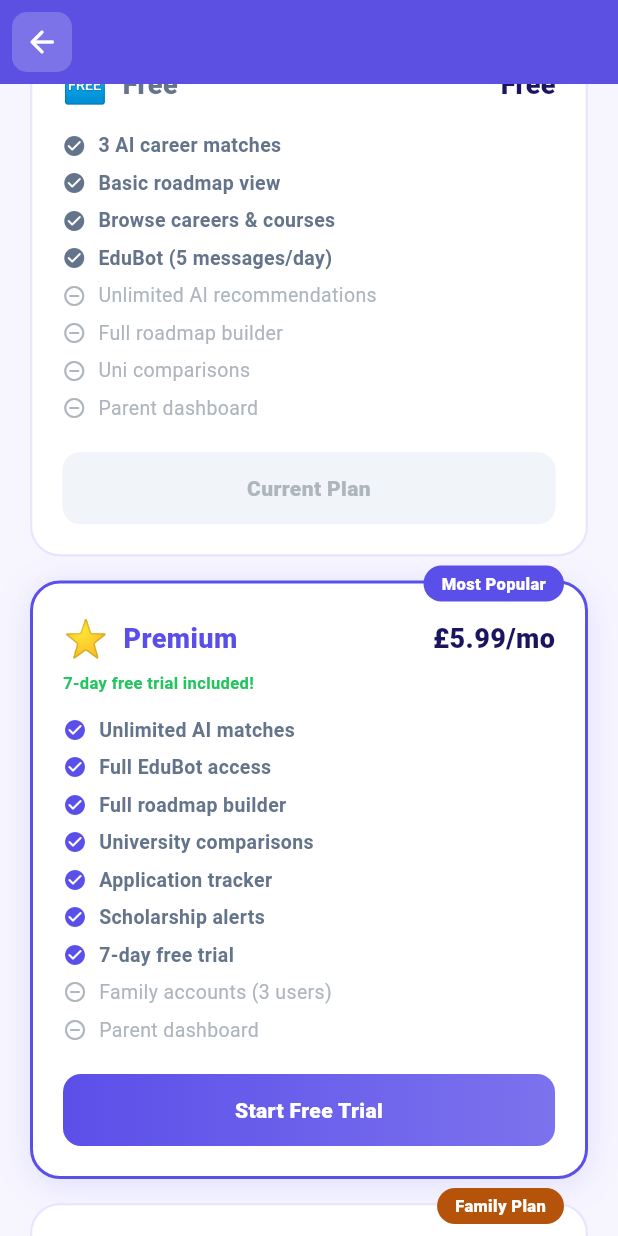
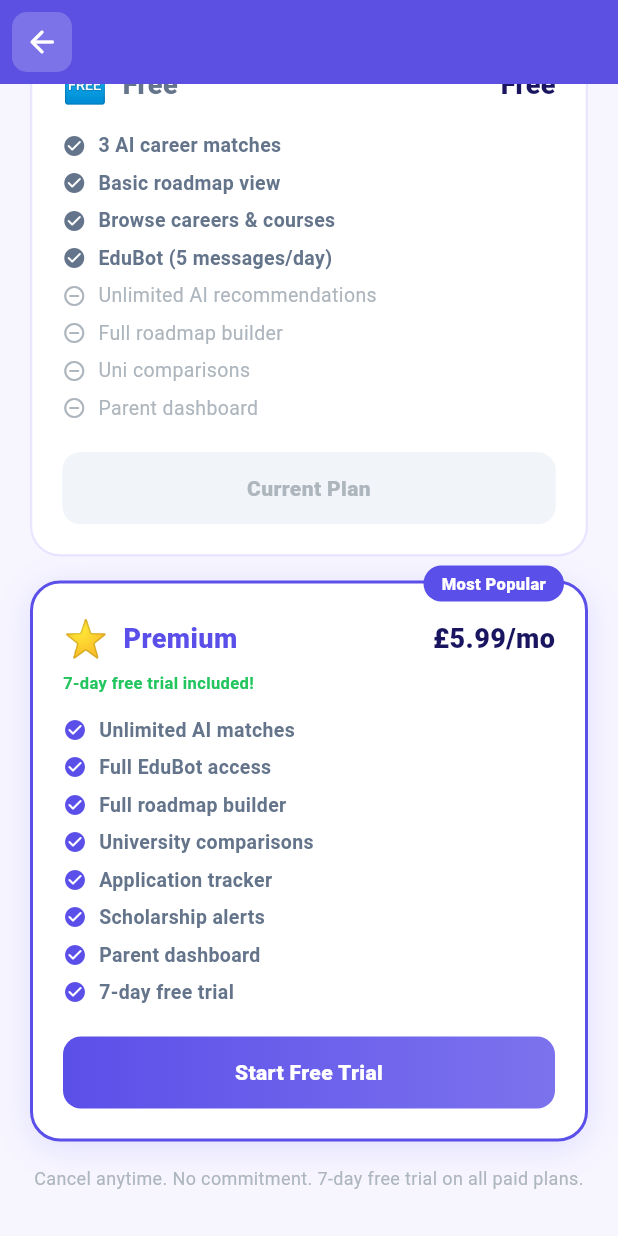
Before and after one commit to mvemmmve-svg/edupaths, a Flutter app: the PricingScreen screen opened by its route, scrolled down 270 dp, on a phone screen of 412 x 824 dp. Run offline on Flutter 3.47's test engine with Material 3 defaults, Android fonts, the phone set to English and light mode, and no system bars; our stand-ins replace flutter_riverpod, go_router, shimmer, supabase_flutter; accounts and stored records are empty; Roboto replaces fonts that are missing (Nunito).

Commit message:
Remove Premium and Premium Plus subscription plans
Removed Premium and Premium Plus plans from subscription options.

```diff
--- a/lib/features/subscription/screens/subscription_screens.dart
+++ b/lib/features/subscription/screens/subscription_screens.dart
@@ -37,16 +37,7 @@ const _plans = [
     color: AppColors.primary, badge: 'Most Popular',
     features: ['Unlimited AI matches', 'Full EduBot access', 'Full roadmap builder',
       'University comparisons', 'Application tracker', 'Scholarship alerts',
-      '7-day free trial'],
-    missing: ['Family accounts (3 users)', 'Parent dashboard'],
-  ),
-  _Plan(
-    id: AppConstants.planPremiumPlus, name: 'Premium+', emoji: '👑',
-    monthlyPence: 999, yearlyPence: 7999,
-    color: Color(0xFFB45309), badge: 'Family Plan',
-    features: ['Everything in Premium', 'Family accounts (3 users)',
-      'Parent dashboard', 'Progress reports', 'Scholarship alerts',
-      '7-day free trial'],
+      'Parent dashboard', '7-day free trial'],
     missing: [],
   ),
 ];
```
